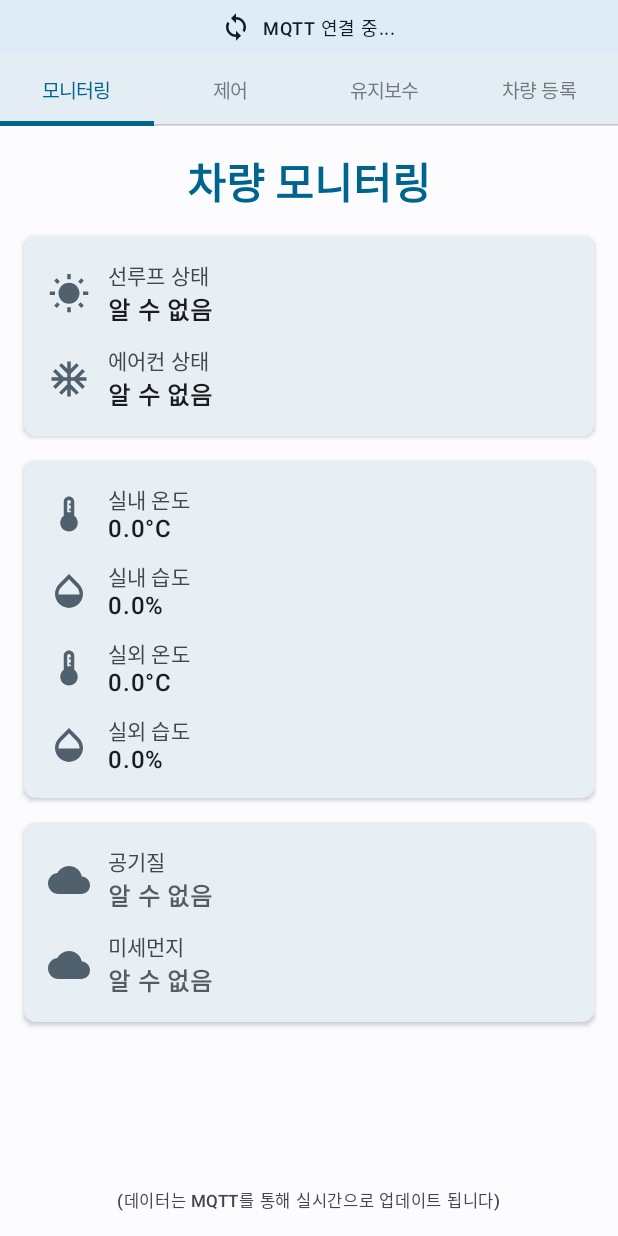
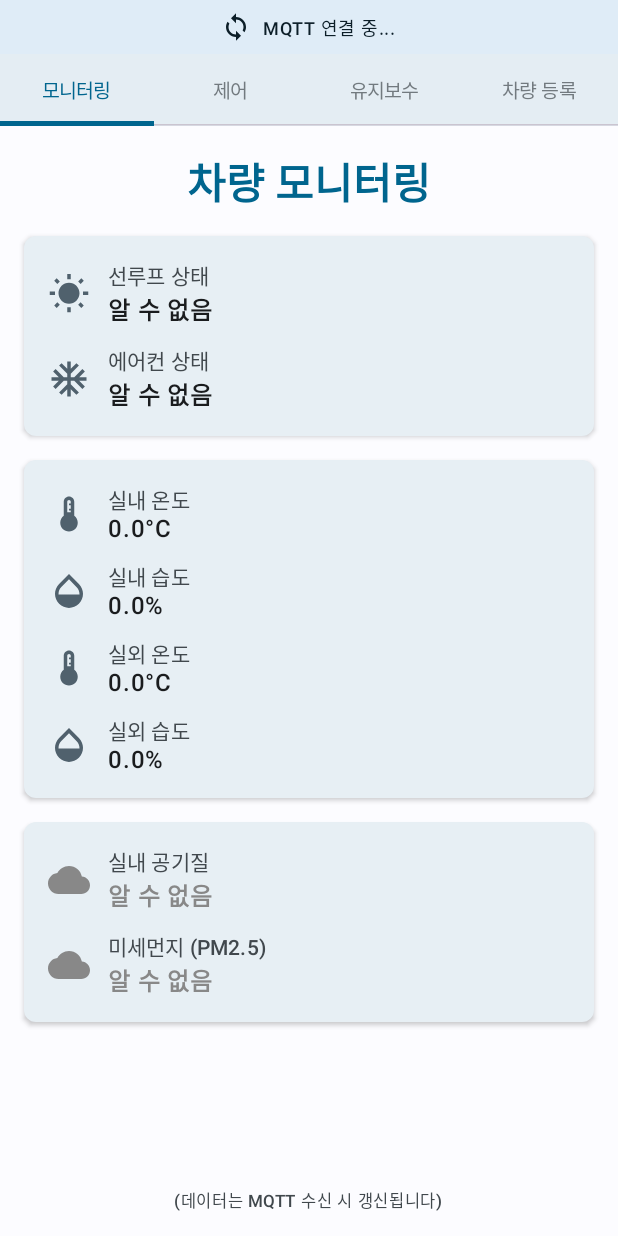
Before and after one commit to Yun-jihawan/smartSunroof, an Android app built with Jetpack Compose: the screen it shows after launch (MainActivity), on a phone screen of 412 x 824 dp. Run offline under Robolectric (Android 15) with nearby library versions, the phone set to English and light mode, and no system bars; libraries missing offline, so code that uses them is left out: com.journeyapps.barcodescanner, org.eclipse.paho; 5 statements that could not run were skipped.

Commit message:
feat: 공기질/미세먼지 시각화 개선

```diff
--- a/bluelink/app/src/main/java/com/example/bluelink/MainActivity.kt
+++ b/bluelink/app/src/main/java/com/example/bluelink/MainActivity.kt
@@ -21,12 +21,19 @@ import androidx.compose.material.icons.filled.AccessTime
 import androidx.compose.material.icons.filled.AcUnit
 import androidx.compose.material.icons.filled.ArrowDropDown
 import androidx.compose.material.icons.filled.Autorenew // 자동 모드 아이콘 (예시)
+import androidx.compose.material.icons.filled.BlurOn
 import androidx.compose.material.icons.filled.Cloud
 import androidx.compose.material.icons.filled.CloudOff
 import androidx.compose.material.icons.filled.DateRange
 import androidx.compose.material.icons.filled.Error
+import androidx.compose.material.icons.filled.FilterDrama // 미세먼지 아이콘 예시
+import androidx.compose.material.icons.filled.Grain
+import androidx.compose.material.icons.filled.Mood // 공기질 '좋음' 아이콘 예시
 import androidx.compose.material.icons.filled.Opacity
+import androidx.compose.material.icons.filled.SentimentDissatisfied // 공기질 '나쁨' 아이콘 예시
+import androidx.compose.material.icons.filled.SentimentNeutral // 공기질 '보통' 아이콘 예시
 import androidx.compose.material.icons.filled.SettingsRemote
+import androidx.compose.material.icons.filled.Sick
 import androidx.compose.material.icons.filled.SignalWifi4Bar
 import androidx.compose.material.icons.filled.Sync
 import androidx.compose.material.icons.filled.Thermostat
@@ -39,6 +46,7 @@ import androidx.compose.runtime.*
 import androidx.compose.ui.Alignment
 import androidx.compose.ui.Modifier
 import androidx.compose.ui.graphics.Color
+import androidx.compose.ui.graphics.vector.ImageVector // ImageVector 직접 사용 위해
 import androidx.compose.ui.platform.LocalContext
 import androidx.compose.ui.text.font.FontWeight
 import androidx.compose.ui.text.input.ImeAction
@@ -219,20 +227,45 @@ fun MainScreen(modifier: Modifier = Modifier, viewModel: MainViewModel) {
     }
 }
 
+// MonitoringScreen - 공기질/미세먼지 시각화 개선
 @Composable
 fun MonitoringScreen(viewModel: MainViewModel) {
     val vehicleState by viewModel.vehicleState.collectAsState()
     val environmentData by viewModel.environmentData.collectAsState()
+    // 마지막 업데이트 시간 표시는 건너뛰기로 했으므로 관련 StateFlow 구독은 주석 처리 또는 제거
+    // val vehicleStateLastUpdated by viewModel.vehicleStateLastUpdated.collectAsState()
+    // val environmentDataLastUpdated by viewModel.environmentDataLastUpdated.collectAsState()
+
+    // 공기질/미세먼지 상태에 따른 아이콘과 색상을 반환하는 데이터 클래스 및 함수
+    data class StatusVisuals(val icon: ImageVector, val color: Color, val label: String)
 
     @Composable
-    fun getStatusColor(status: String): Color {
-        return when (status.lowercase()) {
-            "좋음", "낮음" -> StatusGood
-            "보통" -> StatusNormal
-            "나쁨", "높음", "매우 높음" -> StatusBad
-            else -> MaterialTheme.colorScheme.onSurface.copy(alpha = 0.7f)
+    fun getAirQualityVisuals(status: String): StatusVisuals {
+        val lowerStatus = status.lowercase().replace(" ", "") // 공백 제거 및 소문자 변환
+        return when {
+            lowerStatus.contains("좋음") || lowerStatus.contains("good") -> StatusVisuals(Icons.Filled.Mood, StatusGood, "좋음")
+            lowerStatus.contains("보통") || lowerStatus.contains("moderate") -> StatusVisuals(Icons.Filled.SentimentNeutral, StatusNormal, "보통")
+            lowerStatus.contains("나쁨") || lowerStatus.contains("bad") -> StatusVisuals(Icons.Filled.SentimentDissatisfied, StatusBad, "나쁨")
+            lowerStatus.contains("매우나쁨") || lowerStatus.contains("verybad") -> StatusVisuals(Icons.Filled.Sick, StatusBad.copy(alpha=0.7f), "매우 나쁨") // Sick 아이콘 import 필요
+            else -> StatusVisuals(Icons.Filled.Cloud, StatusUnknown, "알 수 없음") // 기본 아이콘 및 색상
         }
     }
+
+    @Composable
+    fun getFineDustVisuals(status: String): StatusVisuals {
+        // 미세먼지 상태는 종종 수치와 함께 "좋음 (PM2.5: 10µg/m³)" 형태로 오므로,
+        // 실제로는 수치를 파싱하여 등급을 나누고 아이콘/색상을 결정해야 할 수 있음.
+        // 여기서는 단순 문자열 매칭 예시
+        val lowerStatus = status.lowercase().replace(" ", "")
+        return when {
+            lowerStatus.contains("좋음") || lowerStatus.contains("good") || lowerStatus.contains("낮음") -> StatusVisuals(Icons.Filled.FilterDrama, StatusGood, "좋음/낮음") // FilterDrama 또는 다른 아이콘
+            lowerStatus.contains("보통") || lowerStatus.contains("moderate") -> StatusVisuals(Icons.Filled.FilterDrama, StatusNormal, "보통")
+            lowerStatus.contains("나쁨") || lowerStatus.contains("bad") || lowerStatus.contains("높음") -> StatusVisuals(Icons.Filled.Grain, StatusBad, "나쁨/높음") // Grain 또는 다른 아이콘
+            lowerStatus.contains("매우나쁨") || lowerStatus.contains("verybad") || lowerStatus.contains("매우높음") -> StatusVisuals(Icons.Filled.BlurOn, StatusBad.copy(alpha=0.7f), "매우 나쁨/높음") // BlurOn 아이콘 import 필요
+            else -> StatusVisuals(Icons.Filled.Cloud, StatusUnknown, "알 수 없음")
+        }
+    }
+    // Icons.Filled.Sick, Icons.Filled.Grain, Icons.Filled.BlurOn import 필요
 
     Column(
         modifier = Modifier
@@ -250,11 +283,13 @@ fun MonitoringScreen(viewModel: MainViewModel) {
             modifier = Modifier.align(Alignment.CenterHorizontally)
         )
 
+        // 정보 항목 표시용 Composable 함수 (아이콘 tint도 상태에 따라 변경 가능하도록 수정)
         @Composable
         fun InfoRow(
-            icon: androidx.compose.ui.graphics.vector.ImageVector,
+            icon: ImageVector,
             label: String,
-            value: String,
+            value: String, // 수치를 포함한 문자열로 가정
+            iconTint: Color = MaterialTheme.colorScheme.secondary, // 기본 아이콘 색상
             valueColor: Color = MaterialTheme.colorScheme.onSurface
         ) {
             Row(
@@ -265,10 +300,10 @@ fun MonitoringScreen(viewModel: MainViewModel) {
                     imageVector = icon,
                     contentDescription = label,
                     modifier = Modifier.size(28.dp),
-                    tint = MaterialTheme.colorScheme.secondary
+                    tint = iconTint // 아이콘 색상도 상태에 따라 변경 가능하도록
                 )
                 Spacer(modifier = Modifier.width(12.dp))
-                Column {
+                Column(modifier = Modifier.weight(1f)) { // 텍스트가 길어질 경우를 대비
                     Text(label, style = MaterialTheme.typography.labelLarge, color = MaterialTheme.colorScheme.onSurfaceVariant)
                     Text(value, style = MaterialTheme.typography.bodyLarge, fontWeight = FontWeight.SemiBold, color = valueColor)
                 }
@@ -278,32 +313,55 @@ fun MonitoringScreen(viewModel: MainViewModel) {
         val cardColors = CardDefaults.cardColors(containerColor = MaterialTheme.colorScheme.surfaceColorAtElevation(2.dp))
         val cardElevation = CardDefaults.cardElevation(defaultElevation = 2.dp)
 
+        // 차량 상태 Card
         Card(modifier = Modifier.fillMaxWidth(), colors = cardColors, elevation = cardElevation) {
             Column(modifier = Modifier.padding(16.dp), verticalArrangement = Arrangement.spacedBy(12.dp)) {
                 InfoRow(Icons.Filled.WbSunny, "선루프 상태", vehicleState.sunroofStatus)
                 InfoRow(Icons.Filled.AcUnit, "에어컨 상태", vehicleState.acStatus)
+                // 마지막 업데이트 시간 표시는 건너뛰기로 함
             }
         }
 
+        // 환경 데이터 Card
         Card(modifier = Modifier.fillMaxWidth(), colors = cardColors, elevation = cardElevation) {
             Column(modifier = Modifier.padding(16.dp), verticalArrangement = Arrangement.spacedBy(12.dp)) {
                 InfoRow(Icons.Filled.Thermostat, "실내 온도", "${String.format("%.1f", environmentData.indoorTemperature)}°C")
                 InfoRow(Icons.Filled.Opacity, "실내 습도", "${String.format("%.1f", environmentData.indoorHumidity)}%")
                 InfoRow(Icons.Filled.Thermostat, "실외 온도", "${String.format("%.1f", environmentData.outdoorTemperature)}°C")
                 InfoRow(Icons.Filled.Opacity, "실외 습도", "${String.format("%.1f", environmentData.outdoorHumidity)}%")
+                // 마지막 업데이트 시간 표시는 건너뛰기로 함
             }
         }
 
+        // 공기질/미세먼지 Card - 시각화 개선
         Card(modifier = Modifier.fillMaxWidth(), colors = cardColors, elevation = cardElevation) {
             Column(modifier = Modifier.padding(16.dp), verticalArrangement = Arrangement.spacedBy(12.dp)) {
-                InfoRow(Icons.Filled.Cloud, "공기질", environmentData.airQuality, getStatusColor(environmentData.airQuality))
-                InfoRow(Icons.Filled.Cloud, "미세먼지", environmentData.fineDust, getStatusColor(environmentData.fineDust))
+                // 실내 공기질 표시
+                val airQualityVisuals = getAirQualityVisuals(environmentData.airQuality)
+                InfoRow(
+                    icon = airQualityVisuals.icon,
+                    label = "실내 공기질", // "공기질" -> "실내 공기질"로 명확히
+                    value = environmentData.airQuality, // 이 문자열에 수치가 포함되어 있다고 가정
+                    iconTint = airQualityVisuals.color, // 아이콘 색상도 상태에 따라
+                    valueColor = airQualityVisuals.color
+                )
+
+                // 미세먼지 표시
+                val fineDustVisuals = getFineDustVisuals(environmentData.fineDust)
+                InfoRow(
+                    icon = fineDustVisuals.icon,
+                    label = "미세먼지 (PM2.5)", // 라벨 구체화
+                    value = environmentData.fineDust, // 이 문자열에 수치가 포함되어 있다고 가정
+                    iconTint = fineDustVisuals.color,
+                    valueColor = fineDustVisuals.color
+                )
+                // "외부 공기질"은 EnvironmentData 모델에 해당 필드가 추가된 후 구현 가능
             }
         }
 
         Spacer(modifier = Modifier.weight(1f))
         Text(
-            "(데이터는 MQTT를 통해 실시간으로 업데이트 됩니다)",
+            "(데이터는 MQTT 수신 시 갱신됩니다)",
             style = MaterialTheme.typography.labelSmall,
             color = MaterialTheme.colorScheme.onSurfaceVariant,
             modifier = Modifier.align(Alignment.CenterHorizontally).padding(top = 8.dp)
```
